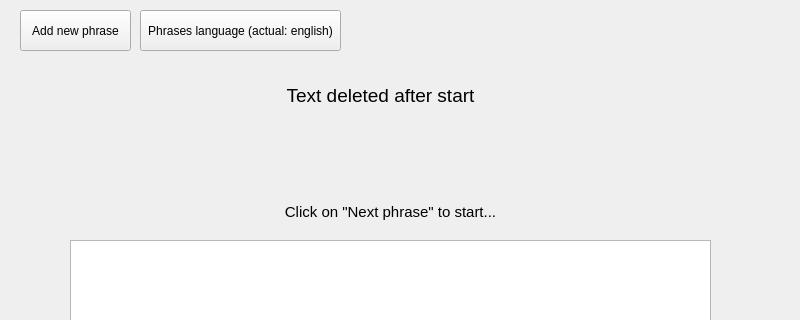
The window that mainwindow.ui (PeBureCZ/Phrase-Trainer) describes before a commit, drawn with Qt 5; both pictures show x 0 to 800 and y 0 to 320 of the 800 by 600 pixel window.
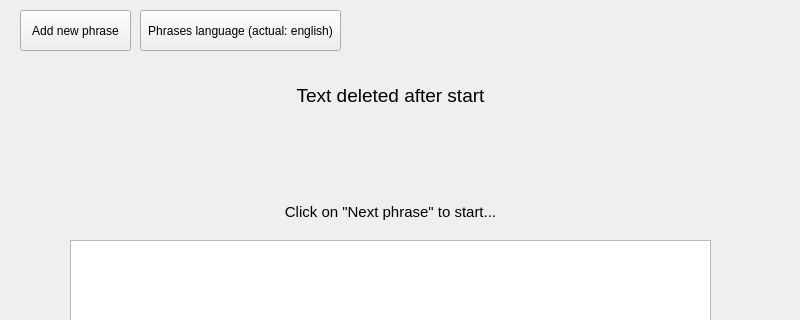
The same window after the commit.

What changed in the file:
```diff
--- a/mainwindow.ui
+++ b/mainwindow.ui
@@ -143,10 +143,10 @@
    <widget class="QLabel" name="InformText">
     <property name="geometry">
      <rect>
-      <x>260</x>
-      <y>80</y>
-      <width>241</width>
-      <height>31</height>
+      <x>30</x>
+      <y>60</y>
+      <width>721</width>
+      <height>71</height>
      </rect>
     </property>
     <property name="font">
```
